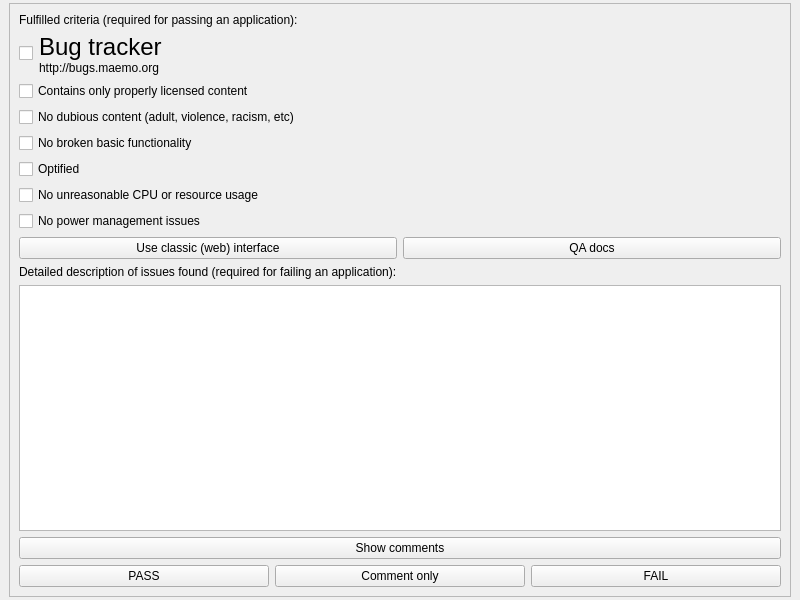
Above: src/vote.ui from achipa/keepitsimpletester before the change. Below: the same form after it.
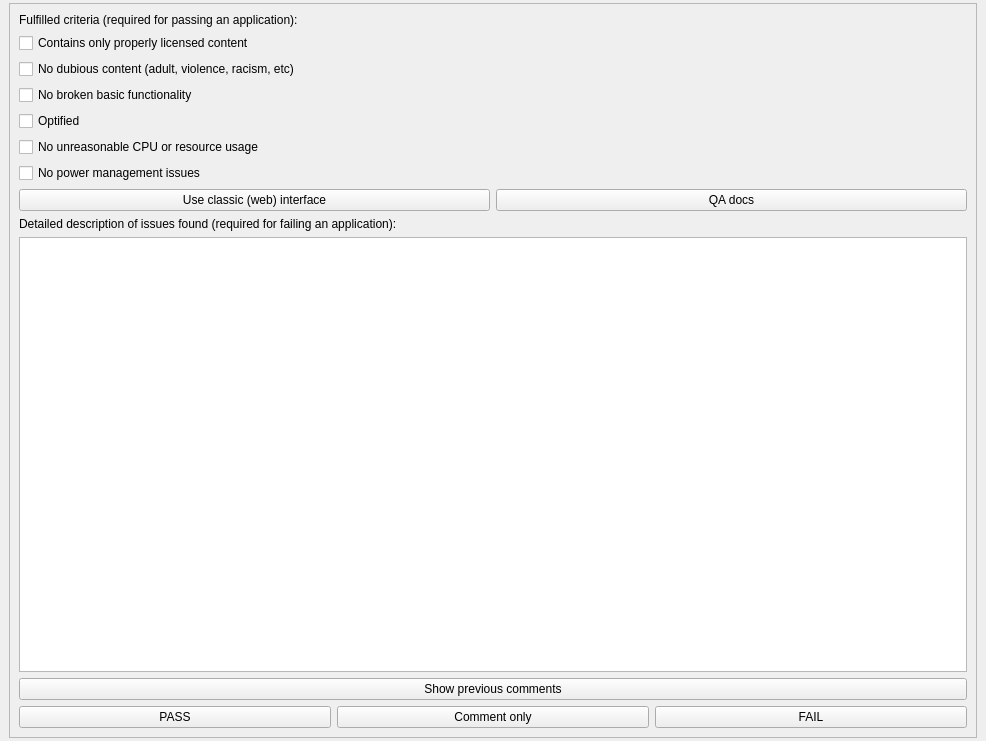
That is the form after the change. Icons and pictures are not drawn.

Commit message: bugtracker is not a requirement any more

Patch:
```diff
--- a/src/vote.ui
+++ b/src/vote.ui
@@ -6,8 +6,8 @@
    <rect>
     <x>0</x>
     <y>0</y>
-    <width>800</width>
-    <height>600</height>
+    <width>986</width>
+    <height>741</height>
    </rect>
   </property>
   <property name="windowTitle">
@@ -31,8 +31,8 @@
         <rect>
          <x>0</x>
          <y>0</y>
-         <width>778</width>
-         <height>564</height>
+         <width>972</width>
+         <height>708</height>
         </rect>
        </property>
        <layout class="QVBoxLayout" name="verticalLayout_2">
@@ -43,40 +43,6 @@
           </property>
          </widget>
         </item>
-        <item>
-         <layout class="QHBoxLayout" name="horizontalLayout_3">
-          <item>
-           <widget class="QCheckBox" name="cBox_bug">
-            <property name="sizePolicy">
-             <sizepolicy hsizetype="Minimum" vsizetype="Fixed">
-              <horstretch>0</horstretch>
-              <verstretch>0</verstretch>
-             </sizepolicy>
-            </property>
-            <property name="tristate">
-             <bool>true</bool>
-            </property>
-           </widget>
-          </item>
-          <item>
-           <widget class="QLabel" name="label_3">
-            <property name="sizePolicy">
-             <sizepolicy hsizetype="MinimumExpanding" vsizetype="Preferred">
-              <horstretch>0</horstretch>
-              <verstretch>0</verstretch>
-             </sizepolicy>
-            </property>
-            <property name="text">
-             <string>&lt;!DOCTYPE HTML PUBLIC &quot;-//W3C//DTD HTML 4.0//EN&quot; &quot;http://www.w3.org/TR/REC-html40/strict.dtd&quot;&gt;
-&lt;html&gt;&lt;head&gt;&lt;meta name=&quot;qrichtext&quot; content=&quot;1&quot; /&gt;&lt;style type=&quot;text/css&quot;&gt;
-p, li { white-space: pre-wrap; }
-&lt;/style&gt;&lt;/head&gt;&lt;body style=&quot; font-family:'Sans Serif'; font-size:9pt; font-weight:400; font-style:normal;&quot;&gt;
-&lt;p style=&quot; margin-top:0px; margin-bottom:0px; margin-left:0px; margin-right:0px; -qt-block-indent:0; text-indent:0px;&quot;&gt;&lt;span style=&quot; font-family:'monospace'; font-size:18pt;&quot;&gt;Bug tracker&lt;/span&gt;&lt;span style=&quot; font-family:'monospace';&quot;&gt;&lt;br /&gt;&lt;/span&gt;&lt;span style=&quot; font-family:'monospace';&quot;&gt;http://bugs.maemo.org&lt;/span&gt;&lt;/p&gt;&lt;/body&gt;&lt;/html&gt;</string>
-            </property>
-           </widget>
-          </item>
-         </layout>
-        </item>
         <item>
          <widget class="QCheckBox" name="cBox_lic">
           <property name="text">
@@ -150,7 +116,7 @@
         <item>
          <widget class="QPushButton" name="showCommentsButton">
           <property name="text">
-           <string>Show comments</string>
+           <string>Show previous comments</string>
           </property>
          </widget>
         </item>
```
Left out of the diff: 4 changed lines with no effect on the pictures. The commit also changes 2 other files.
